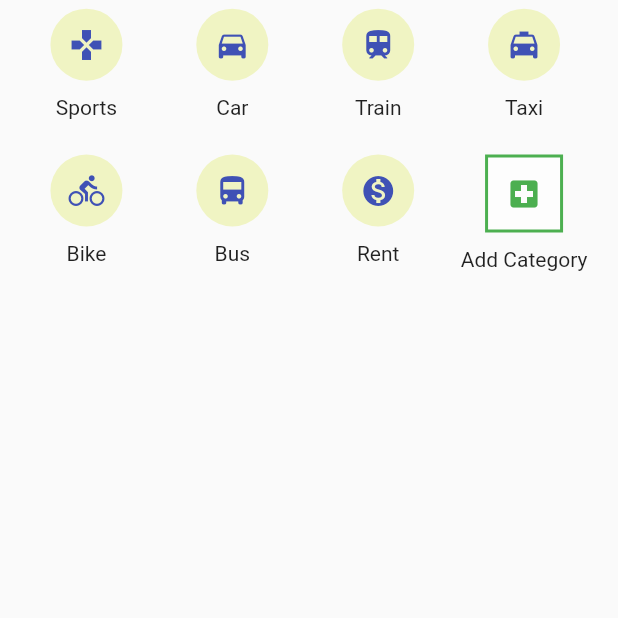
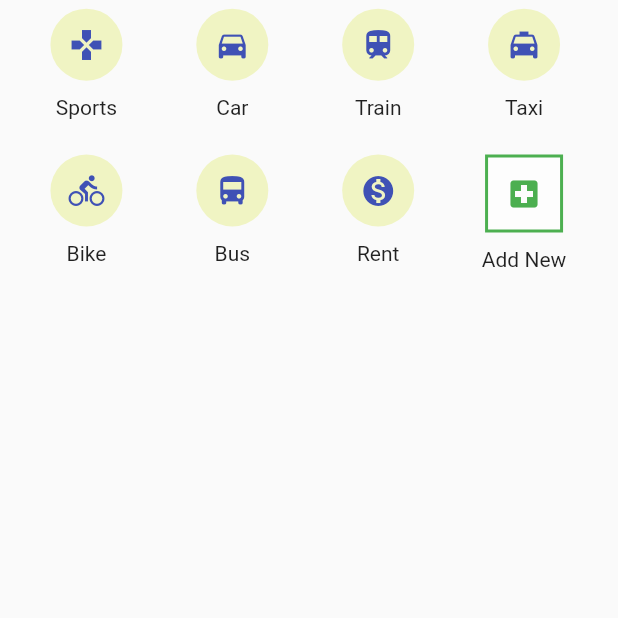
Before and after one commit to vishvanathaa/iSpent_2.0, a Flutter app: the ExpenseScreen screen opened by its route, scrolled down 337 dp, on a phone screen of 412 x 824 dp, the part 618-1236 px from its top. Run offline on Flutter 3.47's test engine with Material 2 defaults, Android fonts, the phone set to English and light mode, and no system bars; our stand-ins replace charts_flutter, datetime_picker_formfield, jiffy, pie_chart, shared_preferences, sqflite; accounts and stored records are empty.

Commit message:
Added new expense category

```diff
--- a/lib/addExpense.dart
+++ b/lib/addExpense.dart
@@ -170,6 +170,7 @@ class _AddExpenseState extends State<AddExpenseScreen> {
                       padding: EdgeInsets.only(top: 20),
                       child: FlatButton.icon(
                         color: Colors.indigo,
+                        shape: StadiumBorder(),
                         icon:
                         const Icon(Icons.save, color: Colors.white),
                         //`Icon` to display
--- a/lib/addExpenseCategory.dart
+++ b/lib/addExpenseCategory.dart
@@ -69,7 +69,7 @@ class _AddExpenseCategoryState extends State<AddExpenseCategoryScreen> {
                       Expanded(
                         child: new TextFormField(
                           controller: categoryController,
-                          maxLength: 30,
+                          maxLength: 25,
                           decoration: new InputDecoration(
                             labelText: "Enter expense category here.",
                             fillColor: Colors.indigo,
--- a/lib/expense.dart
+++ b/lib/expense.dart
@@ -87,7 +87,7 @@ class _ExpenseState extends State<ExpenseScreen> {
                           Icons.directions_bus, "Bus", "directions_bus"),
                       getCategory(
                           Icons.monetization_on, "Rent", "monetization_on"),
-                      addCategory(Icons.local_hospital, "Add Category",
+                      addCategory(Icons.local_hospital, "Add New",
                           "local_hospital"),
                     ],
                   ),
@@ -195,7 +195,9 @@ class _ExpenseState extends State<ExpenseScreen> {
         builder: (context, snapshot) {
           if (snapshot.hasData) {
             if (snapshot.data.length > 0) {
-              return _ExpenseCategories(context);
+              return Padding(
+                  padding: EdgeInsets.only(top: 5,left:15,right:5),
+                  child:_ExpenseCategories(context));
             }
           }
           return Text("");
@@ -230,8 +232,8 @@ class _ExpenseState extends State<ExpenseScreen> {
                       new Card(
                         elevation: 2.0,
                         child: new Container(
-                          height: MediaQuery.of(context).size.width / 4,
-                          width: MediaQuery.of(context).size.width / 2,
+                          height: MediaQuery.of(context).size.width / 3.8,
+                          width: MediaQuery.of(context).size.width / 3,
                           alignment: Alignment.center,
                           padding: EdgeInsets.only(top: 10.0),
                           child: getCategory(Icons.ac_unit,
--- a/pubspec.yaml
+++ b/pubspec.yaml
@@ -11,7 +11,7 @@ description: A new Flutter project.
 # In iOS, build-name is used as CFBundleShortVersionString while build-number used as CFBundleVersion.
 # Read more about iOS versioning at
 # https://developer.apple.com/library/archive/documentation/General/Reference/InfoPlistKeyReference/Articles/CoreFoundationKeys.html
-version: 3.0.3+7
+version: 3.0.4+8
 
 environment:
   sdk: ">=2.1.0 <3.0.0"
```
